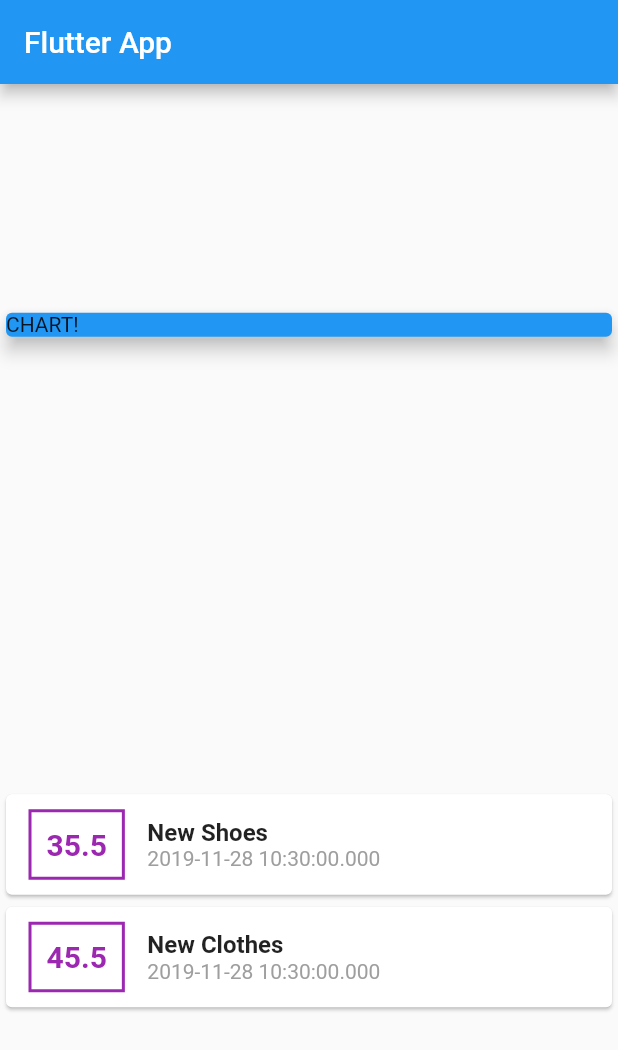
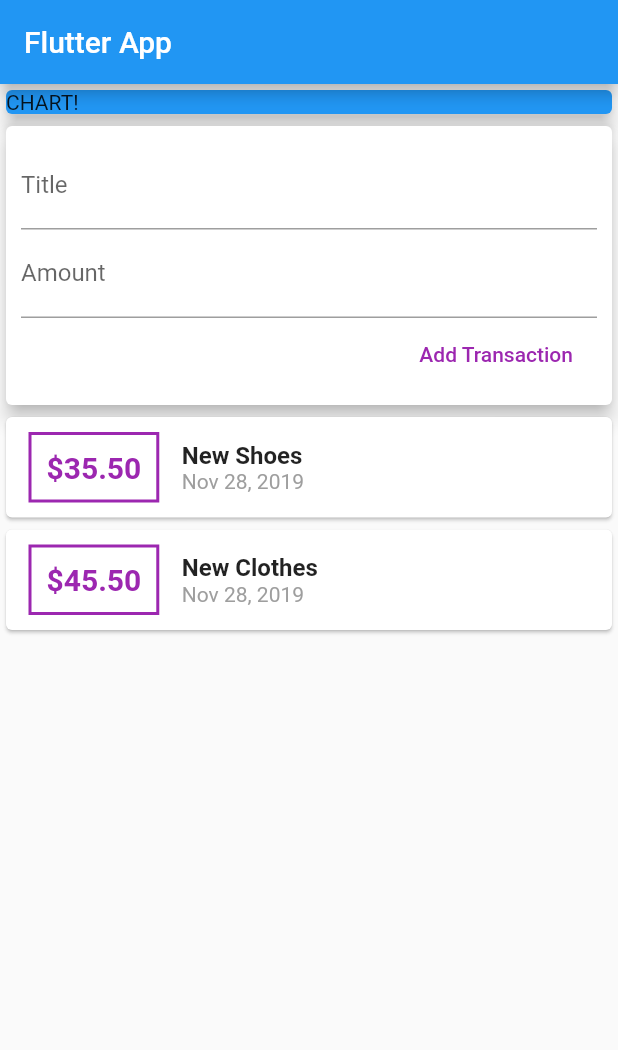
Before and after one commit to toshiye/flutter, a Flutter app: the screen it shows after launch, on a phone screen of 412 x 824 dp. Shown: the top 1050 px of the screen. Run offline on Flutter 3.47's test engine with Material 2 defaults, Android fonts, the phone set to English and light mode, and no system bars.

Commit message:
20191128

```diff
--- a/expensesApp/lib/main.dart
+++ b/expensesApp/lib/main.dart
@@ -1,5 +1,5 @@
+import './widgets/user_transactions.dart';
 import 'package:flutter/material.dart';
-import './transaction.dart';
 
 void main() => runApp(MyApp());
 
@@ -14,20 +14,11 @@ class MyApp extends StatelessWidget {
 }
 
 class MyHomePage extends StatelessWidget {
-  final List<Transaction> transactions = [
-    Transaction(
-      id: '1',
-      title: 'New Shoes',
-      amount: 35.50,
-      date: DateTime.now()
-    ),
-    Transaction(
-        id: '2',
-        title: 'New Clothes',
-        amount: 45.50,
-        date: DateTime.now()
-    )
-  ];
+
+  /*String titleInput;
+  String amountInput;*/
+  final titleController = TextEditingController();
+  final amountController = TextEditingController();
 
   @override
   Widget build(BuildContext context) {
@@ -35,8 +26,9 @@ class MyHomePage extends StatelessWidget {
       appBar: AppBar(
         title: Text('Flutter App'),
       ),
-      body: Column(
-        mainAxisAlignment: MainAxisAlignment.spaceAround,
+      body: SingleChildScrollView(
+        child: Column(
+          //mainAxisAlignment: MainAxisAlignment.spaceAround,
           crossAxisAlignment: CrossAxisAlignment.stretch,
           children: <Widget>[
             Container(
@@ -47,55 +39,10 @@ class MyHomePage extends StatelessWidget {
                 elevation: 5,
               ),
             ),
-          Column(
-            children: transactions.map((tx) {
-              return Card(
-                child: Row(
-                  children: <Widget>[
-                    Container(
-                      margin: EdgeInsets.symmetric(
-                          vertical: 10,
-                          horizontal: 15
-                      ),
-                      decoration: BoxDecoration(
-                          border: Border.all(
-                              color: Colors.purple,
-                              width: 2
-                          )
-                      ),
-                      padding: EdgeInsets.all(10),
-                      child: Text(
-                        tx.amount.toString(),
-                        style: TextStyle(
-                          fontWeight: FontWeight.bold,
-                          fontSize: 20,
-                          color: Colors.purple
-                        ),
-                      ),
-                    ),
-                    Column(
-                      crossAxisAlignment: CrossAxisAlignment.start,
-                      children: <Widget>[
-                        Text(
-                          tx.title,
-                          style: TextStyle(
-                            fontSize: 16,
-                            fontWeight: FontWeight.bold
-                          ),
-                        ),
-                        Text(
-                          tx.date.toString(),
-                          style: TextStyle(color: Colors.grey),
-                        )
-                      ],
-                    )
+            UserTransactions()
           ],
         ),
-              );
-            }).toList(),
-          ),
-        ],
-      ),
+      )
     );
   }
 }
--- /dev/null
+++ b/expensesApp/lib/models/transaction.dart
@@ -0,0 +1,15 @@
+import 'package:flutter/foundation.dart';
+
+class Transaction{
+  String id;
+  String title;
+  double amount;
+  DateTime date;
+
+  Transaction({
+    @required this.id,
+    @required this.title,
+    @required this.amount,
+    @required this.date
+  });
+}
--- /dev/null
+++ b/expensesApp/lib/widgets/new_transaction.dart
@@ -0,0 +1,58 @@
+import 'package:flutter/material.dart';
+
+class NewTransaction extends StatelessWidget{
+  final Function addTx;
+  final titleController = TextEditingController();
+  final amountController = TextEditingController();
+
+  NewTransaction(this.addTx);
+
+  void submitData(){
+    final enteredTitle = titleController.text;
+    final enteredAmount = double.parse(amountController.text);
+
+    if(enteredTitle.isEmpty || enteredAmount <= 0){
+      return;
+    }
+
+    addTx(
+        enteredTitle,
+        enteredAmount
+    );
+  }
+
+  @override
+  Widget build(BuildContext context){
+    return Card(
+      elevation: 5,
+      child: Container(
+        padding: EdgeInsets.all(10),
+        child: Column(
+          crossAxisAlignment: CrossAxisAlignment.end,
+          children: <Widget>[
+            TextField(
+              decoration: InputDecoration(labelText: 'Title'),
+              controller: titleController,
+              onSubmitted: (_) => submitData(),
+              /*onChanged: (value) {
+                      titleInput = value;
+                    },*/
+            ),
+            TextField(
+              decoration: InputDecoration(labelText: 'Amount'),
+              controller: amountController,
+              keyboardType: TextInputType.numberWithOptions(decimal: true),
+              onSubmitted: (_) => submitData(),
+              /*onChanged: (value) => amountInput = value,*/
+            ),
+            FlatButton(
+              child: Text('Add Transaction'),
+              textColor: Colors.purple,
+              onPressed: submitData,
+            ),
+          ],
+        ),
+      ),
+    );
+  }
+}
--- /dev/null
+++ b/expensesApp/lib/widgets/transaction_list.dart
@@ -0,0 +1,66 @@
+import 'package:flutter/material.dart';
+import 'package:intl/intl.dart';
+import 'package:intl/number_symbols_data.dart';
+
+import '../models/transaction.dart';
+
+class TransactionList extends StatelessWidget {
+  final List<Transaction> transactions;
+
+  TransactionList(this.transactions);
+
+  @override
+  Widget build(BuildContext context){
+    return  Container(
+      height: 300,
+      child: ListView.builder(
+        itemBuilder: (ctx, index) {
+          return Card(
+            child: Row(
+              children: <Widget>[
+                Container(
+                  margin: EdgeInsets.symmetric(
+                      vertical: 10,
+                      horizontal: 15
+                  ),
+                  decoration: BoxDecoration(
+                      border: Border.all(
+                          color: Colors.purple,
+                          width: 2
+                      )
+                  ),
+                  padding: EdgeInsets.all(10),
+                  child: Text(
+                    '\$${transactions[index].amount.toStringAsFixed(2)}',
+                    style: TextStyle(
+                        fontWeight: FontWeight.bold,
+                        fontSize: 20,
+                        color: Colors.purple
+                    ),
+                  ),
+                ),
+                Column(
+                  crossAxisAlignment: CrossAxisAlignment.start,
+                  children: <Widget>[
+                    Text(
+                      transactions[index].title,
+                      style: TextStyle(
+                          fontSize: 16,
+                          fontWeight: FontWeight.bold
+                      ),
+                    ),
+                    Text(
+                      DateFormat.yMMMd().format(transactions[index].date),
+                      style: TextStyle(color: Colors.grey),
+                    )
+                  ],
+                )
+              ],
+            ),
+          );
+        },
+        itemCount: transactions.length,
+      ),
+    );
+  }
+}
--- /dev/null
+++ b/expensesApp/lib/widgets/user_transactions.dart
@@ -0,0 +1,52 @@
+import 'package:flutter/material.dart';
+
+import '../widgets/new_transaction.dart';
+import '../widgets/transaction_list.dart';
+
+import '../models/transaction.dart';
+
+class UserTransactions extends StatefulWidget{
+  @override
+  _UserTransactionsState createState() => _UserTransactionsState();
+}
+
+class _UserTransactionsState extends State<UserTransactions> {
+  @override
+  final List<Transaction> _userTransactions = [
+    Transaction(
+        id: '1',
+        title: 'New Shoes',
+        amount: 35.50,
+        date: DateTime.now()
+    ),
+    Transaction(
+        id: '2',
+        title: 'New Clothes',
+        amount: 45.50,
+        date: DateTime.now()
+    )
+  ];
+
+  void _addNewTransaction(String txTitle, double txAmount){
+    final newTx = Transaction(
+      title: txTitle,
+      amount: txAmount,
+      date: DateTime.now(),
+      id: DateTime.now().toString()
+    );
+
+    setState(() {
+      _userTransactions.add(newTx);
+    });
+  }
+
+  @override
+  Widget build(BuildContext context){
+    return Column(
+      children: <Widget>[
+        NewTransaction(_addNewTransaction),
+        TransactionList(_userTransactions)
+      ],
+    );
+  }
+}
--- a/expensesApp/pubspec.yaml
+++ b/expensesApp/pubspec.yaml
@@ -19,6 +19,8 @@ environment:
 dependencies:
   flutter:
     sdk: flutter
+
+  intl: ^0.16.0
 
   # The following adds the Cupertino Icons font to your application.
   # Use with the CupertinoIcons class for iOS style icons.
```
Also changed, not shown: expensesApp/pubspec.lock. Lines whose indentation alone changed are shown as unchanged.
